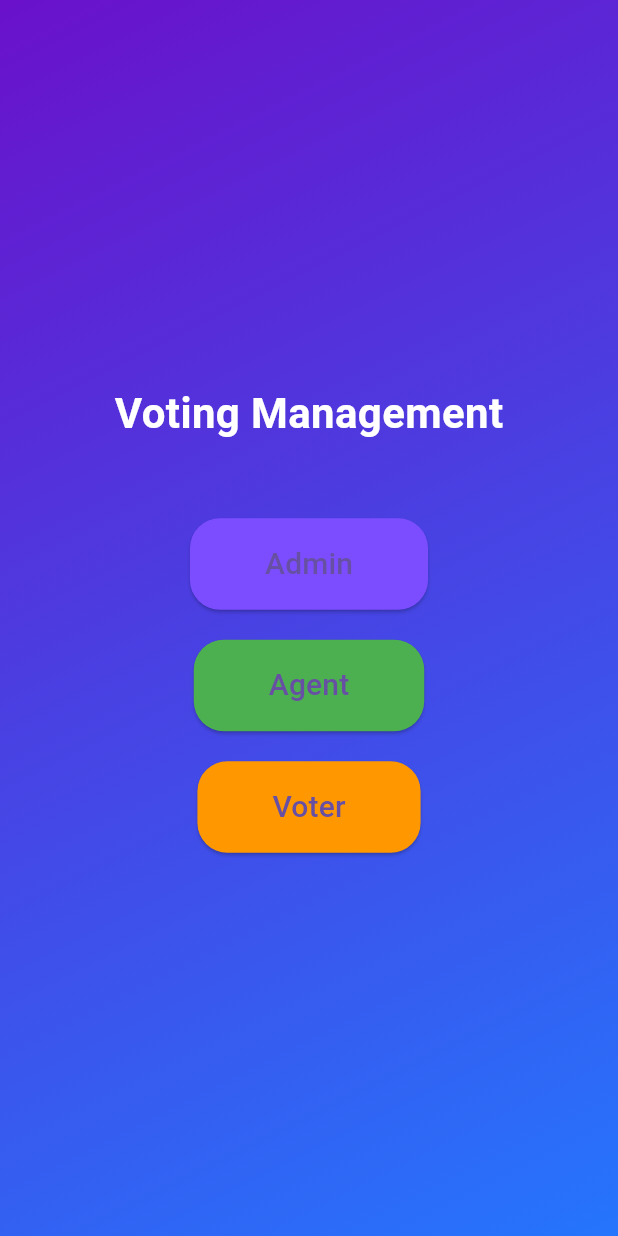
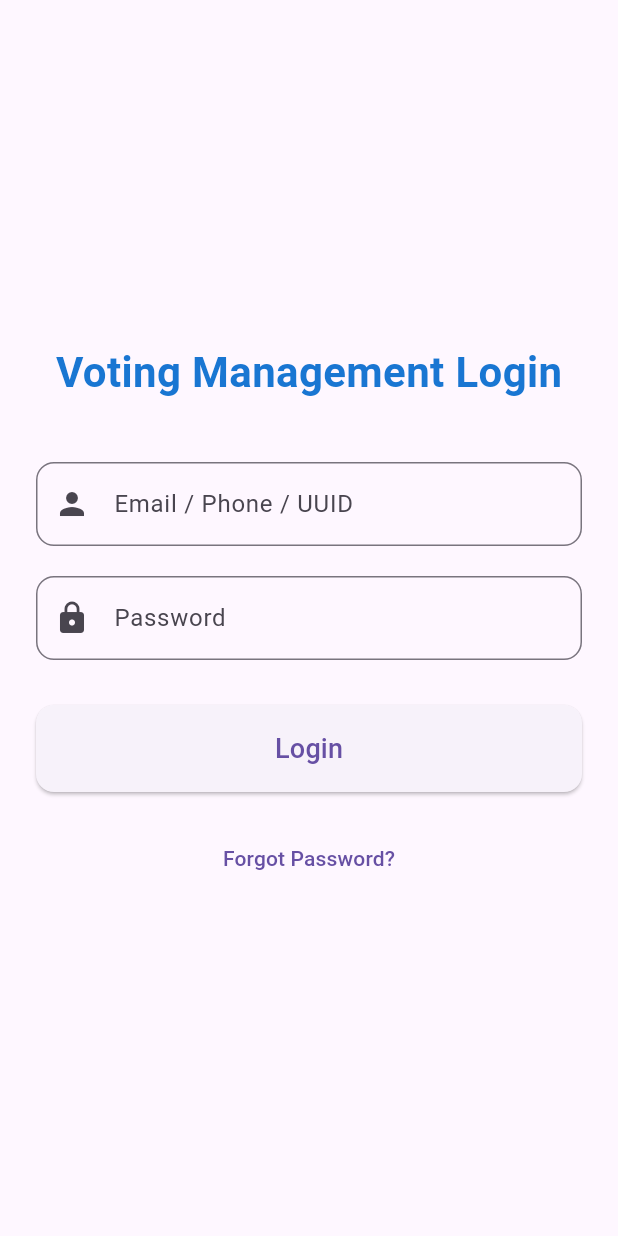
Before and after one commit to Vk9769/voting_management, a Flutter app: the LoginPage screen opened directly, on a phone screen of 412 x 824 dp. Run offline on Flutter 3.47's test engine with Material 3 defaults, Android fonts, the phone set to English and light mode, and no system bars; our stand-ins replace fluttertoast, google_maps_flutter, validators.

Commit message:
login page added

```diff
--- a/lib/main.dart
+++ b/lib/main.dart
@@ -132,7 +132,7 @@ class _WelcomePageState extends State<WelcomePage> {
   void goToLogin() {
     Navigator.pushReplacement(
       context,
-      MaterialPageRoute(builder: (_) => const LoginPage()), // navigate to login_page.dart
+      MaterialPageRoute(builder: (_) => LoginPage()), // navigate to login_page.dart
     );
   }
 
--- a/lib/screens/login_page.dart
+++ b/lib/screens/login_page.dart
@@ -1,98 +1,132 @@
 import 'package:flutter/material.dart';
-import 'admin_dashboard.dart';
-import 'agent_home.dart';
-import 'voter_home.dart';
+import 'package:fluttertoast/fluttertoast.dart';
+import 'package:validators/validators.dart';
 
-class LoginPage extends StatelessWidget {
-  const LoginPage({super.key});
+class LoginPage extends StatefulWidget {
+  @override
+  _LoginPageState createState() => _LoginPageState();
+}
+
+class _LoginPageState extends State<LoginPage> {
+  final TextEditingController _identifierController = TextEditingController();
+  final TextEditingController _passwordController = TextEditingController();
+  final _formKey = GlobalKey<FormState>();
+  bool _isLoading = false;
+
+  void _login() {
+    if (_formKey.currentState!.validate()) {
+      setState(() => _isLoading = true);
+
+      String identifier = _identifierController.text.trim();
+      String password = _passwordController.text.trim();
+
+      // Determine type of identifier
+      String type;
+      if (isEmail(identifier)) {
+        type = 'email';
+      } else if (isNumeric(identifier) && identifier.length >= 10) {
+        type = 'phone';
+      } else {
+        type = 'uuid';
+      }
+
+      // Call your API here with type, identifier, password
+      // Example:
+      // API.login(type: type, identifier: identifier, password: password);
+
+      Fluttertoast.showToast(
+          msg: "Logging in using $type...",
+          toastLength: Toast.LENGTH_SHORT,
+          gravity: ToastGravity.BOTTOM);
+
+      setState(() => _isLoading = false);
+    }
+  }
 
   @override
   Widget build(BuildContext context) {
     return Scaffold(
-      body: Container(
-        decoration: const BoxDecoration(
-          gradient: LinearGradient(
-            colors: [Color(0xFF6A11CB), Color(0xFF2575FC)],
-            begin: Alignment.topLeft,
-            end: Alignment.bottomRight,
-          ),
-        ),
-        child: SafeArea(
-          child: Center(
-            child: Padding(
-              padding: const EdgeInsets.all(24.0),
+      body: Center(
+        child: SingleChildScrollView(
+          padding: EdgeInsets.symmetric(horizontal: 24, vertical: 32),
+          child: Form(
+            key: _formKey,
             child: Column(
               mainAxisAlignment: MainAxisAlignment.center,
               children: [
-                  const Text(
-                    "Voting Management",
+                Text(
+                  "Voting Management Login",
                   style: TextStyle(
                       fontSize: 28,
                       fontWeight: FontWeight.bold,
-                        color: Colors.white),
+                      color: Colors.blue[700]),
                 ),
-                  const SizedBox(height: 50),
+                SizedBox(height: 40),
 
-                  // Admin Button
-                  ElevatedButton(
+                // Identifier Field (Email / Phone / UUID)
+                TextFormField(
+                  controller: _identifierController,
+                  decoration: InputDecoration(
+                    labelText: "Email / Phone / UUID",
+                    border: OutlineInputBorder(
+                        borderRadius: BorderRadius.circular(12)),
+                    prefixIcon: Icon(Icons.person),
+                  ),
+                  validator: (value) {
+                    if (value == null || value.isEmpty) {
+                      return "Please enter your identifier";
+                    }
+                    return null;
+                  },
+                ),
+                SizedBox(height: 20),
+
+                // Password Field
+                TextFormField(
+                  controller: _passwordController,
+                  obscureText: true,
+                  decoration: InputDecoration(
+                    labelText: "Password",
+                    border: OutlineInputBorder(
+                        borderRadius: BorderRadius.circular(12)),
+                    prefixIcon: Icon(Icons.lock),
+                  ),
+                  validator: (value) {
+                    if (value == null || value.isEmpty) {
+                      return "Please enter your password";
+                    }
+                    return null;
+                  },
+                ),
+                SizedBox(height: 30),
+
+                // Login Button
+                SizedBox(
+                  width: double.infinity,
+                  child: ElevatedButton(
+                    onPressed: _isLoading ? null : _login,
                     style: ElevatedButton.styleFrom(
-                      padding: const EdgeInsets.symmetric(
-                          vertical: 16, horizontal: 50),
+                      padding: EdgeInsets.symmetric(vertical: 16),
                       shape: RoundedRectangleBorder(
-                          borderRadius: BorderRadius.circular(20)),
-                      backgroundColor: Colors.deepPurpleAccent,
+                          borderRadius: BorderRadius.circular(12)),
                     ),
+                    child: _isLoading
+                        ? CircularProgressIndicator(color: Colors.white)
+                        : Text(
+                      "Login",
+                      style: TextStyle(fontSize: 18),
+                    ),
+                  ),
+                ),
+
+                SizedBox(height: 20),
+                TextButton(
                   onPressed: () {
-                      Navigator.push(
-                        context,
-                        MaterialPageRoute(
-                            builder: (context) => AdminDashboard()),
-                      );
+                    // Navigate to forgot password page
                   },
-                    child: const Text("Admin", style: TextStyle(fontSize: 20)),
-                  ),
-                  const SizedBox(height: 20),
-
-                  // Agent Button
-                  ElevatedButton(
-                    style: ElevatedButton.styleFrom(
-                      padding: const EdgeInsets.symmetric(
-                          vertical: 16, horizontal: 50),
-                      shape: RoundedRectangleBorder(
-                          borderRadius: BorderRadius.circular(20)),
-                      backgroundColor: Colors.green,
-                    ),
-                    onPressed: () {
-                      Navigator.push(
-                        context,
-                        MaterialPageRoute(
-                            builder: (context) => const AgentHomePage()),
-                      );
-                    },
-                    child: const Text("Agent", style: TextStyle(fontSize: 20)),
-                  ),
-                  const SizedBox(height: 20),
-
-                  // Voter Button
-                  ElevatedButton(
-                    style: ElevatedButton.styleFrom(
-                      padding: const EdgeInsets.symmetric(
-                          vertical: 16, horizontal: 50),
-                      shape: RoundedRectangleBorder(
-                          borderRadius: BorderRadius.circular(20)),
-                      backgroundColor: Colors.orange,
-                    ),
-                    onPressed: () {
-                      Navigator.push(
-                        context,
-                        MaterialPageRoute(
-                            builder: (context) => const VoterHomePage()),
-                      );
-                    },
-                    child: const Text("Voter", style: TextStyle(fontSize: 20)),
+                  child: Text("Forgot Password?"),
                 ),
               ],
-              ),
             ),
           ),
         ),
```
Also changed, not shown: pubspec.yaml (+11 -1 lines), pubspec.lock. Lines whose indentation alone changed are shown as unchanged.
